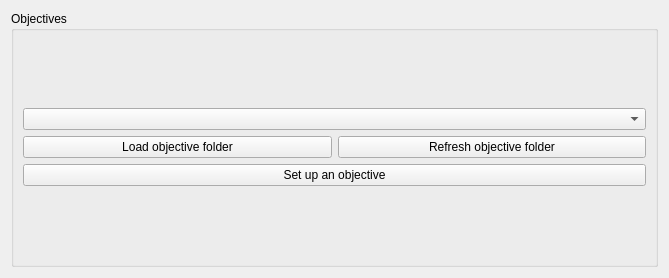
First picture: the form in iris/resources/objectives.ui, repository The-Thomas-Lab-UCL/orm-iris, before the edit.
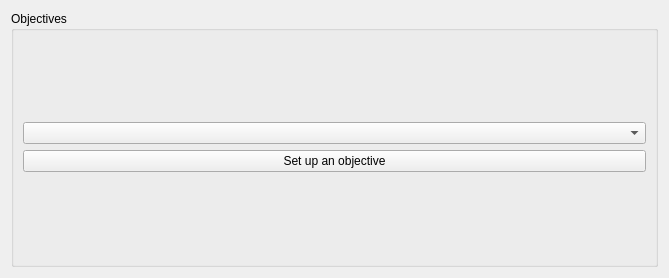
Second picture: the form after the edit.

Commit message: Update: better objective save/loading

The edit to the form file:
```diff
--- a/iris/resources/objectives.ui
+++ b/iris/resources/objectives.ui
@@ -24,30 +24,16 @@
        <layout class="QGridLayout" name="gridLayout_2">
         <item row="0" column="0">
          <layout class="QGridLayout" name="gridLayout">
-          <item row="1" column="1">
-           <widget class="QPushButton" name="btn_refresh">
-            <property name="text">
-             <string>Refresh objective folder</string>
-            </property>
-           </widget>
-          </item>
-          <item row="0" column="0" colspan="2">
-           <widget class="QComboBox" name="combo_objective"/>
-          </item>
-          <item row="1" column="0">
-           <widget class="QPushButton" name="btn_load">
-            <property name="text">
-             <string>Load objective folder</string>
-            </property>
-           </widget>
-          </item>
-          <item row="2" column="0" colspan="2">
+          <item row="1" column="0" colspan="2">
            <widget class="QPushButton" name="btn_objectiveSetup">
             <property name="text">
              <string>Set up an objective</string>
             </property>
            </widget>
           </item>
+          <item row="0" column="0" colspan="2">
+           <widget class="QComboBox" name="combo_objective"/>
+          </item>
          </layout>
         </item>
        </layout>
```
The commit also changes 8 other files.
